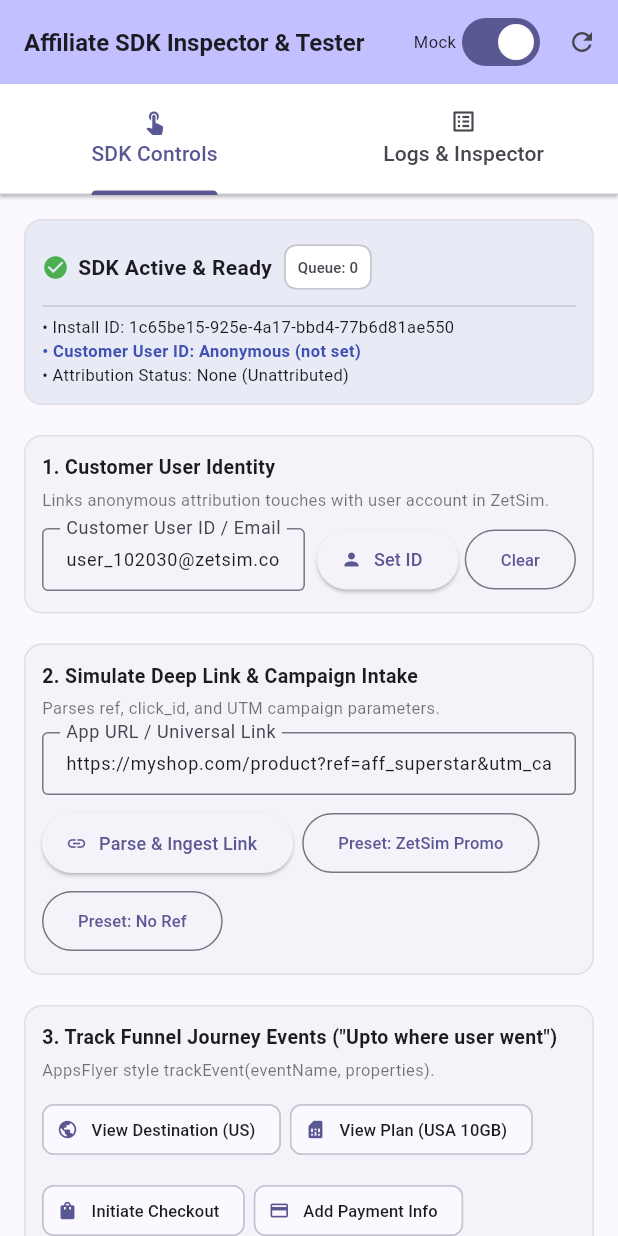
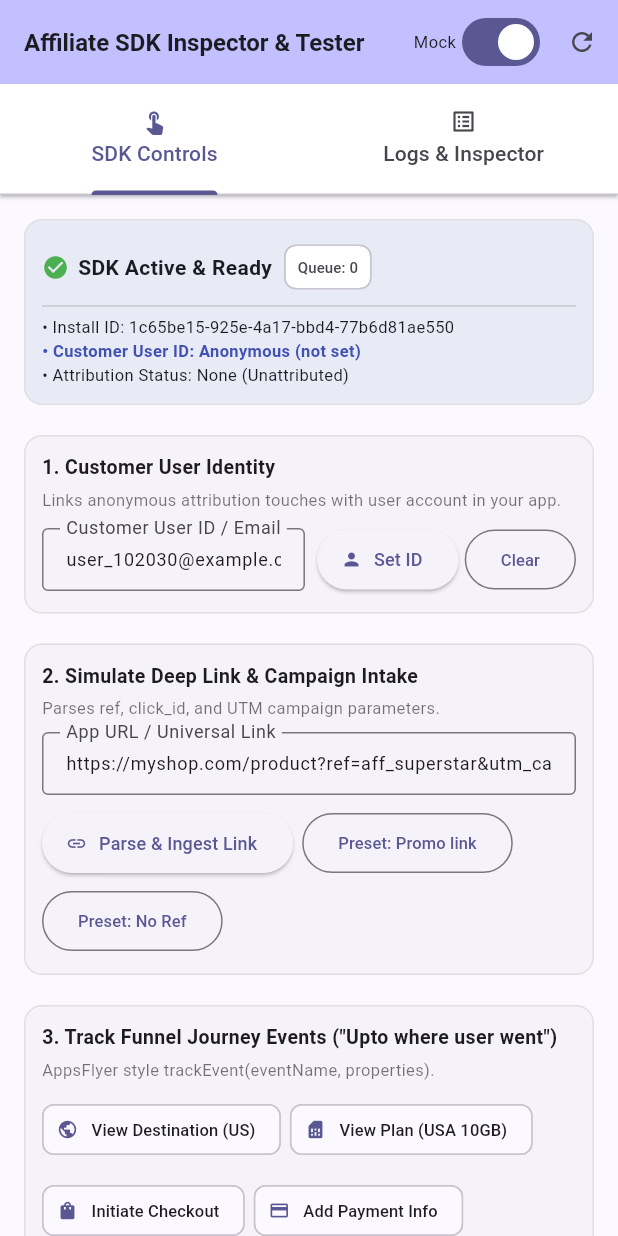
Before and after one commit to zetexa-b2c/affiliate-tracking-flutter, a Flutter app: the screen it shows after launch, on a phone screen of 412 x 824 dp. Run offline on Flutter 3.47's test engine with Material 3 defaults, Android fonts, the phone set to English and light mode, and no system bars; our stand-ins replace shared_preferences.

Commit message:
Prepare for a public repository
README no longer says the repo is private. The inspector app's sample
links and texts use example.com instead of a customer's brand.

Co-Authored-By: Claude Opus 5.5 <noreply@anthropic.com>

```diff
--- a/test_sdk_app/lib/main.dart
+++ b/test_sdk_app/lib/main.dart
@@ -56,7 +56,7 @@ class _SdkDashboardPageState extends State<SdkDashboardPage> {
     text: 'SUMMER2026',
   );
   final TextEditingController _userIdController = TextEditingController(
-    text: 'user_102030@zetsim.com',
+    text: 'user_102030@example.com',
   );
   final TextEditingController _orderIdController = TextEditingController(
     text: 'ord_${DateTime.now().millisecondsSinceEpoch}',
@@ -589,7 +589,7 @@ class _SdkDashboardPageState extends State<SdkDashboardPage> {
           children: [
             const Text('1. Customer User Identity', style: TextStyle(fontWeight: FontWeight.bold, fontSize: 13)),
             const SizedBox(height: 4),
-            const Text('Links anonymous attribution touches with user account in ZetSim.', style: TextStyle(fontSize: 11, color: Colors.black54)),
+            const Text('Links anonymous attribution touches with user account in your app.', style: TextStyle(fontSize: 11, color: Colors.black54)),
             const SizedBox(height: 8),
             Row(
               children: [
@@ -646,15 +646,15 @@ class _SdkDashboardPageState extends State<SdkDashboardPage> {
                   onPressed: _handleDeepLink,
                 ),
                 OutlinedButton(
-                  child: const Text('Preset: ZetSim Promo', style: TextStyle(fontSize: 11)),
+                  child: const Text('Preset: Promo link', style: TextStyle(fontSize: 11)),
                   onPressed: () {
-                    _urlController.text = 'https://zetsim.com/go?ref=AFF_ZETSIM&utm_campaign=summer_2026&utm_source=instagram&sub1=influencer_99';
+                    _urlController.text = 'https://shop.example.com/go?ref=AFF_PROMO&utm_campaign=summer_2026&utm_source=instagram&sub1=influencer_99';
                   },
                 ),
                 OutlinedButton(
                   child: const Text('Preset: No Ref', style: TextStyle(fontSize: 11)),
                   onPressed: () {
-                    _urlController.text = 'https://zetsim.com/store/plans';
+                    _urlController.text = 'https://shop.example.com/store/plans';
                   },
                 ),
               ],
```
Also changed, not shown: 1 other file.
